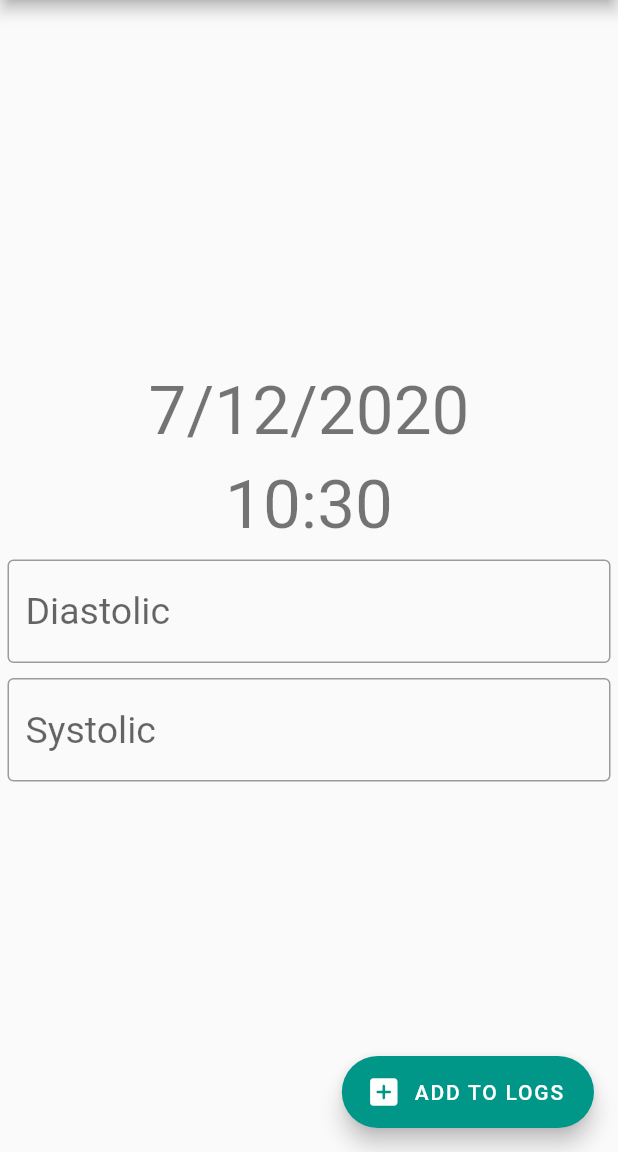
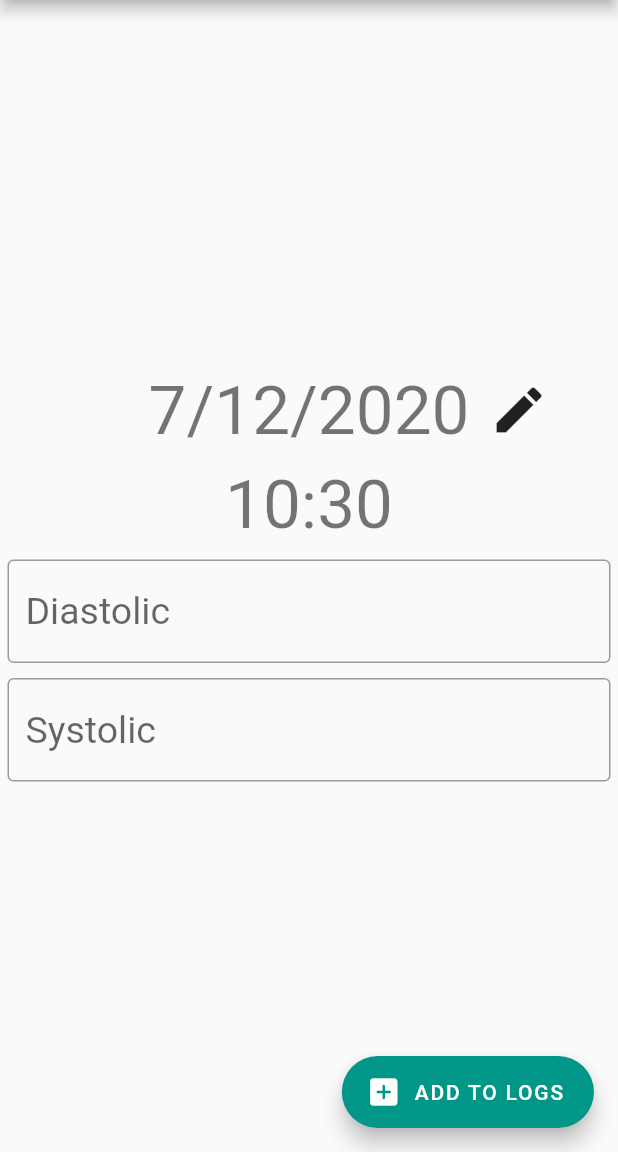
Before and after one commit to theRookieCoder/bp_logger, a Flutter app: the screen it shows after launch, on a phone screen of 412 x 824 dp, the part 84-1236 px from its top. Run offline on Flutter 3.47's test engine with Material 2 defaults, Android fonts, the phone set to English and light mode, and no system bars; our stand-ins replace permission_handler.

Commit message:
- Added DatePicker to pick a specific date - Date default to today - Adjusted some of the date and displaying code

```diff
--- a/lib/main.dart
+++ b/lib/main.dart
@@ -1,5 +1,6 @@
 import 'package:bp_logger/FileLocation.dart'; // Dialog for information about file location
 import 'package:flutter/material.dart'; // Duh
+import 'package:flutter/services.dart';
 import 'package:intl/intl.dart'; // To get date and time
 import 'package:path_provider/path_provider.dart'; // To get external storage path
 import 'package:permission_handler/permission_handler.dart'; // Ask for storage permission if denied
@@ -44,8 +45,9 @@ class _RouteSplashState extends State<RouteSplash> {
     _askPermission();//running initialisation code; getting prefs etc.
   }
 
-  String date = new DateFormat('d/M/y').format(DateTime.now());
-  String time = new DateFormat('H:m').format(DateTime.now());
+  static DateTime date = new DateTime.now();
+  String dateString = new DateFormat("d/M/y").format(date);
+  String time = new DateFormat.Hm().format(DateTime.now());
   var textFieldController1 = TextEditingController();
   var textFieldController2 = TextEditingController();
 
@@ -76,6 +78,19 @@ class _RouteSplashState extends State<RouteSplash> {
     return file.writeAsString(row, mode: FileMode.append);
   }
 
+  _selectDate(BuildContext context) async {
+    final DateTime picked = await showDatePicker(
+      context: context,
+      initialDate: date,
+      firstDate: DateTime(2015),
+      lastDate: DateTime(3000),
+    );
+    if (picked != null && picked != date)
+      setState(() {
+        date = picked;
+      });
+  }
+
   @override
   Widget build(BuildContext context) {
     return Scaffold(
@@ -100,9 +115,29 @@ class _RouteSplashState extends State<RouteSplash> {
         child: Column(
           mainAxisAlignment: MainAxisAlignment.center,
           children: <Widget>[
-            Padding(
-              padding: const EdgeInsets.all(5.0),
-              child: Text(date, style: Theme.of(context).textTheme.headline3),
+            Row(
+              mainAxisAlignment: MainAxisAlignment.center,
+              children: <Widget> [
+                Opacity(
+                  opacity: 0.0,
+                  child: IconButton(
+                    icon: Icon(Icons.edit),
+                    iconSize: 40.0,
+                  ),
+                ),
+                Padding(
+                  padding: const EdgeInsets.all(5.0),
+                  child: Text(dateString, style: Theme.of(context).textTheme.headline3),
+                ),
+                IconButton(
+                  icon: Icon(Icons.edit),
+                  iconSize: 40.0,
+                  onPressed: () async {
+                    await _selectDate(context);
+                    dateString = DateFormat("d/M/y").format(date);
+                  },
+                ),
+              ],
             ),
             Padding(
               padding: const EdgeInsets.all(5.0),
@@ -121,7 +156,11 @@ class _RouteSplashState extends State<RouteSplash> {
                   ),
                   hintText: 'Diastolic'
                 ),
-                keyboardType: TextInputType.number,
+                // Allow strictly numbers only
+                inputFormatters: <TextInputFormatter> [
+                  FilteringTextInputFormatter.digitsOnly,
+                ],
+                keyboardType: TextInputType.numberWithOptions(decimal: false, signed: false),
               ),
             ),
             Padding(
@@ -137,7 +176,11 @@ class _RouteSplashState extends State<RouteSplash> {
                   ),
                   hintText: 'Systolic'
                 ),
-                keyboardType: TextInputType.number,
+                // Allow strictly numbers only
+                inputFormatters: <TextInputFormatter> [
+                  FilteringTextInputFormatter.digitsOnly,
+                ],
+                keyboardType: TextInputType.numberWithOptions(decimal: false, signed: false),
               ),
             ),
           ],
```
